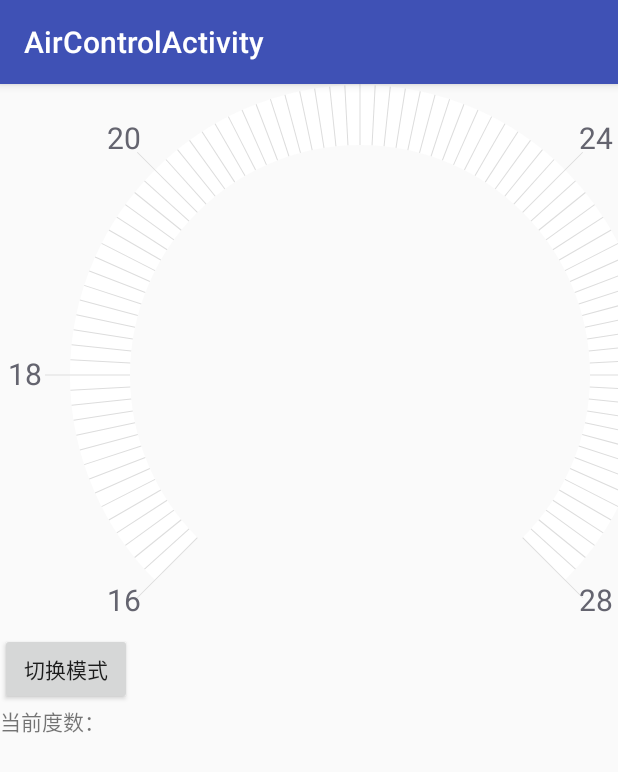
After one commit to ZhangPeng0220/SmartHome, an Android app: the AirControlActivity screen opened directly, with no data from a screen before it, on a phone screen of 412 x 824 dp. The commit adds this screen. Shown: the top 772 px of the screen. Run offline under Robolectric (Android 15) with nearby library versions, the phone set to English and light mode, and no system bars.

Commit message:
增加空调遥控器

```diff
--- a/app/src/main/AndroidManifest.xml
+++ b/app/src/main/AndroidManifest.xml
@@ -52,6 +52,10 @@
         <activity
             android:name=".device.voice.VoiceActivity"
             android:label="@string/title_activity_voice"
+            android:theme="@style/AppTheme.NoActionBar" />
+        <activity
+            android:name=".device.AirControlActivity"
+            android:label="@string/title_activity_air_control"
             android:theme="@style/AppTheme.NoActionBar"></activity>
     </application>
 
--- /dev/null
+++ b/app/src/main/java/com/zhangpeng/administrator/smarthome/device/AirControlActivity.java
@@ -0,0 +1,46 @@
+package com.zhangpeng.administrator.smarthome.device;
+
+import android.os.Bundle;
+import android.support.design.widget.FloatingActionButton;
+import android.support.design.widget.Snackbar;
+import android.support.v7.app.AppCompatActivity;
+import android.support.v7.widget.Toolbar;
+import android.view.View;
+import android.widget.Button;
+import android.widget.TextView;
+
+import com.zhangpeng.administrator.smarthome.R;
+
+public class AirControlActivity extends AppCompatActivity implements View.OnClickListener, AirMoveView.MoveInterface {
+    private Button btnMode;
+    private TextView tvValue;
+    private AirMoveView moveView;
+    @Override
+    protected void onCreate(Bundle savedInstanceState) {
+        super.onCreate(savedInstanceState);
+        setContentView(R.layout.air_control);
+        Toolbar toolbar = (Toolbar) findViewById(R.id.toolbar);
+        setSupportActionBar(toolbar);
+        btnMode = (Button) findViewById(R.id.btn_mode);
+        tvValue = (TextView) findViewById(R.id.tv_value);
+        moveView = (AirMoveView) findViewById(R.id.move_view);
+        moveView.setMoveInterface(this);
+        btnMode.setOnClickListener(this);
+    }
+
+    int mode = 0;
+    @Override
+    public void onClick(View v) {
+        moveView.changeMode(mode);
+        if (mode == 0) {
+            mode = 1;
+        } else {
+            mode = 0;
+        }
+    }
+
+    @Override
+    public void getCurrentDegrees(int degress) {
+        tvValue.setText("当前度数：" + degress + "度");
+    }
+}
--- /dev/null
+++ b/app/src/main/java/com/zhangpeng/administrator/smarthome/device/AirMoveView.java
@@ -0,0 +1,306 @@
+package com.zhangpeng.administrator.smarthome.device;
+
+import android.content.Context;
+import android.graphics.Canvas;
+import android.graphics.Color;
+import android.graphics.Paint;
+import android.graphics.RectF;
+import android.graphics.SweepGradient;
+import android.util.AttributeSet;
+import android.util.Log;
+import android.view.MotionEvent;
+import android.view.View;
+
+/**
+ * Created by CXX on 2016/7/5.
+ */
+public class AirMoveView extends View {
+
+    int top;
+    private Paint mArcPaint;
+    private int mCenter;
+    private int mRadius;
+    private int insideRadius; //内部半径
+    private RectF mArcRectf;
+    private Paint mLinePaint;
+    private Paint mTextPaint;
+    //扫描度数
+    private int scanDegrees;
+    private SweepGradient mSweepGradient;
+    private boolean isCanMove;
+    private int mode;
+    private int startDegrees = 16;
+    private int defaultValue;
+    private int circleWidth = 60;  //圆的宽度
+    private int finalDegrees;//最后手指离开的度数 更换模式需要
+    private MoveInterface moveInterface;
+
+    public AirMoveView(Context context) {
+
+        super(context);
+        init();
+    }
+
+    public AirMoveView(Context context, AttributeSet attrs) {
+        super(context, attrs);
+        init();
+    }
+
+    public AirMoveView(Context context, AttributeSet attrs, int defStyleAttr) {
+        super(context, attrs, defStyleAttr);
+        init();
+    }
+
+    private void init() {
+        Log.e("CXX", "width" + getWidth());
+
+        mArcPaint = new Paint();
+        mArcPaint.setStrokeWidth(circleWidth);
+        mArcPaint.setAntiAlias(true);
+        mArcPaint.setColor(Color.WHITE);
+        mArcPaint.setStyle(Paint.Style.STROKE);
+        mLinePaint = new Paint();
+        mLinePaint.setAntiAlias(true);
+        mLinePaint.setColor(0xffdddddd);
+        mLinePaint.setStrokeWidth(1);
+        mTextPaint = new Paint();
+        mTextPaint.setAntiAlias(true);
+        mTextPaint.setColor(0xff64646f);
+        mTextPaint.setTextSize(30);
+        mTextPaint.setTextAlign(Paint.Align.CENTER);
+
+    }
+
+    @Override
+    protected void onDraw(Canvas canvas) {
+        initSize();
+        mArcPaint.setShader(null);
+        //画底部纯白色圆
+        canvas.drawArc(mArcRectf, 135, 270, false, mArcPaint);
+        // 设置画笔渐变色
+        mArcPaint.setShader(mSweepGradient);
+        Log.e("CXX", "scanDegrees" + scanDegrees);
+        // 画带渐变色的圆
+        canvas.drawArc(mArcRectf, 135, scanDegrees, false, mArcPaint);
+        //画线 每隔3度画一天线 整个圆共画120条线
+        for (int i = 0; i < 120; i++) {
+            //圆心正顶部直线的Y坐标
+            top = mCenter - mRadius - circleWidth / 2;
+            // 去除底部不包含的区域 只旋转不划线
+            if (i <= 45 || i >= 75) {
+                if (i % 15 == 0) {
+                    //整点时Y轴向外延伸
+                    top = top - 25;
+                }
+                canvas.drawLine(mCenter, mCenter - mRadius + 30, mCenter, top, mLinePaint);
+            }
+            //旋转
+            canvas.rotate(3, mCenter, mCenter);
+        }
+        //画文字+50代表这个字距离圆外边的距离
+        //x代表文字的中心距离圆心的距离 这是原点中心正左边字的长度
+        int x = mRadius + circleWidth / 2 + 45;
+        //斜边
+        int c = mRadius + circleWidth / 2 + 45;
+        Log.e("CXX", "x:" + x);
+        x = (int) Math.sqrt((c * c / 2));
+        Log.e("CXX", "x:" + x + "mcenter" + mCenter);
+        canvas.drawText(startDegrees + "", mCenter - x, mCenter + x, mTextPaint);
+        canvas.drawText((startDegrees + 2) + "", mCenter - c, mCenter + 10, mTextPaint);
+        canvas.drawText((startDegrees + 4) + "", mCenter - x, mCenter - x + 10, mTextPaint);
+        canvas.drawText((startDegrees + 6) + "", mCenter, mCenter - c + 10, mTextPaint);
+        canvas.drawText((startDegrees + 8) + "", mCenter + x, mCenter - x + 10, mTextPaint);
+        canvas.drawText((startDegrees + 10) + "", mCenter + c, mCenter + 10, mTextPaint);
+        canvas.drawText((startDegrees + 12) + "", mCenter + x, mCenter + x, mTextPaint);
+    }
+
+    private void initSize() {
+        mCenter = 720 / 2;
+        mRadius = 720 / 2 - 100;
+        insideRadius = mRadius - circleWidth / 2;
+        mArcRectf = new RectF(mCenter - mRadius, mCenter - mRadius, mCenter + mRadius, mCenter + mRadius);
+//        72def7 94cfde b1c9bf cbc4a1 e1bf84 f7ad68
+        int[] colors = {0xFFE5BD7D, 0xFFFAAA64,
+                0xFFFFFFFF, 0xFF6AE2FD,
+                0xFF8CD0E5, 0xFFA3CBCB,
+                0xFFBDC7B3, 0xFFD1C299, 0xFFE5BD7D,};
+        float[] positions = {0, 1f / 8, 2f / 8, 3f / 8, 4f / 8, 5f / 8, 6f / 8, 7f / 8, 1};
+        //渐变色
+        mSweepGradient = new SweepGradient(mCenter, mCenter, colors, null);
+
+    }
+
+    @Override
+    protected void onMeasure(int widthMeasureSpec, int heightMeasureSpec) {
+        setMeasuredDimension(measureWidth(widthMeasureSpec), measureHeight(heightMeasureSpec));
+    }
+
+    /**
+     * 测量宽度
+     *
+     * @param widthMeasureSpec
+     * @return
+     */
+    private int measureWidth(int widthMeasureSpec) {
+        int mode = MeasureSpec.getMode(widthMeasureSpec);
+        int size = MeasureSpec.getSize(widthMeasureSpec);
+        //默认宽高;
+        defaultValue = Integer.MAX_VALUE;
+
+        switch (mode) {
+            case MeasureSpec.AT_MOST:
+                //最大值模式 当控件的layout_Width或layout_height属性指定为wrap_content时
+                size = Math.min(defaultValue, size);
+                break;
+            case MeasureSpec.EXACTLY:
+                //精确值模式 当控件的android:layout_width=”100dp”或android:layout_height=”match_parent”时
+
+                break;
+            default:
+                size = defaultValue;
+                break;
+        }
+        defaultValue = size;
+        return size;
+    }
+
+    private int measureHeight(int heightMeasureSpec) {
+        int mode = MeasureSpec.getMode(heightMeasureSpec);
+        int size = MeasureSpec.getSize(heightMeasureSpec);
+
+        switch (mode) {
+            case MeasureSpec.AT_MOST:
+                //最大值模式 当控件的layout_Width或layout_height属性指定为wrap_content时
+                Log.e("CXX", "size" + size + "defaultValue" + defaultValue);
+                size = Math.min(defaultValue, size);
+                break;
+            case MeasureSpec.EXACTLY:
+                //精确值模式 当控件的android:layout_width=”100dp”或android:layout_height=”match_parent”时
+
+                break;
+            default:
+                size = defaultValue;
+                break;
+        }
+        return size;
+    }
+
+    @Override
+    public boolean onTouchEvent(MotionEvent event) {
+        switch (event.getAction()) {
+            case MotionEvent.ACTION_DOWN:
+                isCanMove = true;
+                break;
+            case MotionEvent.ACTION_MOVE:
+                //判断手指在空白区域不能滑动
+                if (!isCanMove) {
+                    return false;
+                }
+                float y = event.getY();
+                float x = event.getX();
+                float firstX = event.getX();
+                float firstY = event.getY();
+                //判断当前手指距离圆心的距离 代表在圆心的右侧
+                if (x > mCenter) {
+                    x = x - mCenter;
+                } else {
+                    x = mCenter - x;
+                }
+                if (y < mCenter) {
+                    y = mCenter - y;
+                } else {
+                    y = y - mCenter;
+                }
+                Log.e("CXX", "sqrt" + Math.sqrt(x * x + y * y) + "radius" + (mRadius - 40));
+                //判断当前手指是否在空白区域
+                if (Math.sqrt(x * x + y * y) < (mRadius - 40)) {
+                    Log.e("CXX", "终止滑动");
+                    isCanMove = false;
+                    return false;
+                }
+                float v = x / (float) Math.sqrt(x * x + y * y);
+                // 根据cos求角度
+                double acos = Math.acos(v);
+                acos = Math.toDegrees(acos);
+                Log.e("CXX", "acos" + acos);
+                //手指在第三象限
+                if (firstX <= mCenter && firstY >= mCenter) {
+                    Log.e("cxx", "第三象限");
+                    acos = 180 - acos;
+                } else if (firstX <= mCenter && firstY <= mCenter) {
+                    //手指在第二象限
+                    acos = acos + 180;
+                    Log.e("CXX", "第二象限");
+                } else if (firstX >= mCenter && firstY <= mCenter) {
+                    //手指在第一象限
+                    acos = 360 - acos;
+                    Log.e("CXX", "第一象限");
+                } else {
+                    Log.e("CXX", "第四象限");
+                }
+                Log.e("cxx", "v" + acos);
+                scanDegrees = (int) acos;
+                //计算度数 每22.5度值+1
+                if (scanDegrees >= 135 && scanDegrees <= 360) {
+                    scanDegrees = scanDegrees - 135;
+                    int degrees = (int) (scanDegrees / 22.5);
+                    Log.e("CXX", "当前度数" + (degrees + startDegrees));
+                    finalDegrees = degrees;
+                    if (moveInterface != null) {
+                        moveInterface.getCurrentDegrees((degrees + startDegrees));
+                    }
+                    invalidate();
+
+                } else if (scanDegrees <= 65) {
+                    //小于45无法算到最后一个 故意多加了20度
+                    scanDegrees = (int) (360 - 135 + acos);
+                    if (scanDegrees > 270) {
+                        scanDegrees = 270;
+                    }
+                    int degrees = (int) (scanDegrees / 22.5);
+                    Log.e("CXX", "当前度数" + (degrees + startDegrees));
+                    finalDegrees = degrees;
+                    if (moveInterface != null) {
+                        moveInterface.getCurrentDegrees((degrees + startDegrees));
+                    }
+                    if (scanDegrees > 270) {
+                        return false;
+                    }
+                    invalidate();
+                    Log.e("CXX", "onTouchEvent scanDegrees" + scanDegrees);
+                } else {
+                    scanDegrees = 270;
+                }
+                return true;
+
+
+        }
+        return true;
+    }
+
+    public void changeMode(int mode) {
+        this.mode = mode;
+        Log.e("CXX", "changeMode scanDegrees" + scanDegrees);
+        if (mode == 0) {
+            //代表制冷
+            startDegrees = 16;
+        } else {
+            //代表制热
+            startDegrees = 18;
+        }
+        if (moveInterface != null) {
+            moveInterface.getCurrentDegrees(finalDegrees + startDegrees);
+        }
+        invalidate();
+
+    }
+
+    public void setMoveInterface(MoveInterface moveInterface) {
+        this.moveInterface = moveInterface;
+    }
+
+    public interface MoveInterface {
+        public void getCurrentDegrees(int degress);
+    }
+
+}
--- /dev/null
+++ b/app/src/main/res/layout/air_control.xml
@@ -0,0 +1,27 @@
+<?xml version="1.0" encoding="utf-8"?>
+<android.support.design.widget.CoordinatorLayout xmlns:android="http://schemas.android.com/apk/res/android"
+    xmlns:app="http://schemas.android.com/apk/res-auto"
+    xmlns:tools="http://schemas.android.com/tools"
+    android:layout_width="match_parent"
+    android:layout_height="match_parent"
+    android:fitsSystemWindows="true"
+    tools:context="com.zhangpeng.administrator.smarthome.device.AirControlActivity">
+
+    <android.support.design.widget.AppBarLayout
+        android:layout_width="match_parent"
+        android:layout_height="wrap_content"
+        android:theme="@style/AppTheme.AppBarOverlay">
+
+        <android.support.v7.widget.Toolbar
+            android:id="@+id/toolbar"
+            android:layout_width="match_parent"
+            android:layout_height="?attr/actionBarSize"
+            android:background="?attr/colorPrimary"
+            app:popupTheme="@style/AppTheme.PopupOverlay" />
+
+    </android.support.design.widget.AppBarLayout>
+
+    <include layout="@layout/content_air_control" />
+
+
+</android.support.design.widget.CoordinatorLayout>
--- /dev/null
+++ b/app/src/main/res/layout/content_air_control.xml
@@ -0,0 +1,24 @@
+<?xml version="1.0" encoding="utf-8"?>
+<LinearLayout xmlns:android="http://schemas.android.com/apk/res/android"
+    android:layout_width="match_parent"
+    android:layout_height="match_parent"
+    android:orientation="vertical">
+    <com.zhangpeng.administrator.smarthome.device.AirMoveView
+        android:id="@+id/move_view"
+        android:layout_width="wrap_content"
+        android:layout_height="wrap_content"
+        android:layout_marginTop="10dp"/>
+
+
+    <Button
+        android:id="@+id/btn_mode"
+        android:layout_width="wrap_content"
+        android:layout_height="wrap_content"
+        android:text="切换模式" />
+    <TextView
+        android:id="@+id/tv_value"
+        android:layout_width="wrap_content"
+        android:layout_height="wrap_content"
+        android:text="当前度数："/>
+
+</LinearLayout>
--- a/app/src/main/res/values/strings.xml
+++ b/app/src/main/res/values/strings.xml
@@ -6,4 +6,5 @@
     <string name="title_activity_main2">Main2Activity</string>
     <string name="title_activity_sign_up">SignUpActivity</string>
     <string name="title_activity_voice">VoiceActivity</string>
+    <string name="title_activity_air_control">AirControlActivity</string>
 </resources>
```
Also changed, not shown: app/src/main/java/com/zhangpeng/administrator/smarthome/device/DeviceFragment.java (+15 -1 lines).
